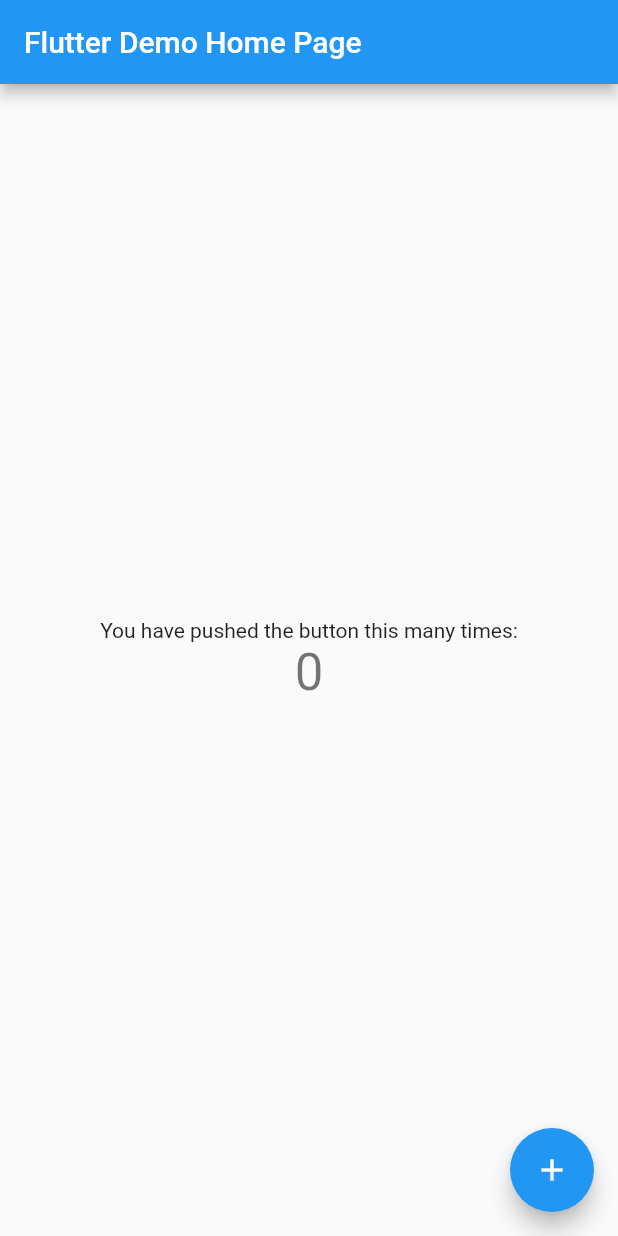
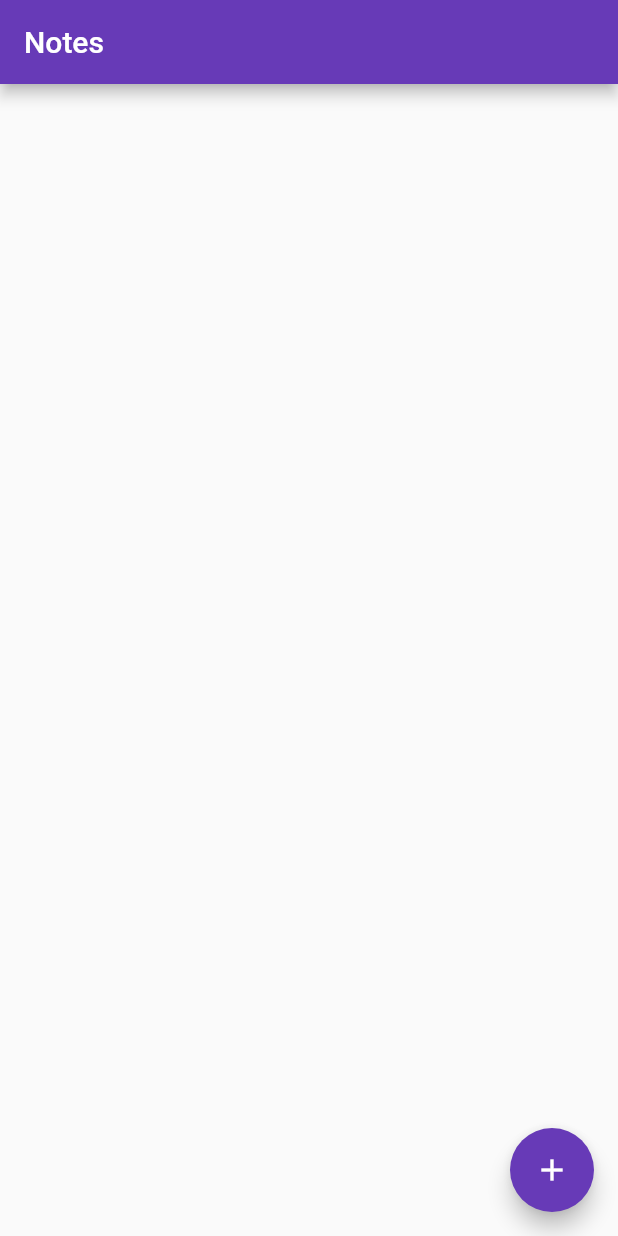
Before and after one commit to ab-rohman/flutter_sql_notekeeper, a Flutter app: the screen it shows after launch, on a phone screen of 412 x 824 dp. Run offline on Flutter 3.47's test engine with Material 2 defaults, Android fonts, the light colour scheme and no system bars.

Commit message:
create NoteListView

```diff
--- a/lib/main.dart
+++ b/lib/main.dart
@@ -1,4 +1,6 @@
 import 'package:flutter/material.dart';
+import 'package:flutter_sql_notekeeper/screen/note_detail.dart';
+import 'package:flutter_sql_notekeeper/screen/note_list.dart';
 
 void main() {
   runApp(const MyApp());
@@ -7,109 +9,15 @@
 class MyApp extends StatelessWidget {
   const MyApp({Key? key}) : super(key: key);
 
-  // This widget is the root of your application.
   @override
   Widget build(BuildContext context) {
     return MaterialApp(
-      title: 'Flutter Demo',
+      title: 'NoteKeeper',
+      debugShowCheckedModeBanner: false,
       theme: ThemeData(
-        // This is the theme of your application.
-        //
-        // Try running your application with "flutter run". You'll see the
-        // application has a blue toolbar. Then, without quitting the app, try
-        // changing the primarySwatch below to Colors.green and then invoke
-        // "hot reload" (press "r" in the console where you ran "flutter run",
-        // or simply save your changes to "hot reload" in a Flutter IDE).
-        // Notice that the counter didn't reset back to zero; the application
-        // is not restarted.
-        primarySwatch: Colors.blue,
+        primarySwatch: Colors.deepPurple,
       ),
-      home: const MyHomePage(title: 'Flutter Demo Home Page'),
+      home: NoteList(),
     );
   }
 }
-
-class MyHomePage extends StatefulWidget {
-  const MyHomePage({Key? key, required this.title}) : super(key: key);
-
-  // This widget is the home page of your application. It is stateful, meaning
-  // that it has a State object (defined below) that contains fields that affect
-  // how it looks.
-
-  // This class is the configuration for the state. It holds the values (in this
-  // case the title) provided by the parent (in this case the App widget) and
-  // used by the build method of the State. Fields in a Widget subclass are
-  // always marked "final".
-
-  final String title;
-
-  @override
-  State<MyHomePage> createState() => _MyHomePageState();
-}
-
-class _MyHomePageState extends State<MyHomePage> {
-  int _counter = 0;
-
-  void _incrementCounter() {
-    setState(() {
-      // This call to setState tells the Flutter framework that something has
-      // changed in this State, which causes it to rerun the build method below
-      // so that the display can reflect the updated values. If we changed
-      // _counter without calling setState(), then the build method would not be
-      // called again, and so nothing would appear to happen.
-      _counter++;
-    });
-  }
-
-  @override
-  Widget build(BuildContext context) {
-    // This method is rerun every time setState is called, for instance as done
-    // by the _incrementCounter method above.
-    //
-    // The Flutter framework has been optimized to make rerunning build methods
-    // fast, so that you can just rebuild anything that needs updating rather
-    // than having to individually change instances of widgets.
-    return Scaffold(
-      appBar: AppBar(
-        // Here we take the value from the MyHomePage object that was created by
-        // the App.build method, and use it to set our appbar title.
-        title: Text(widget.title),
-      ),
-      body: Center(
-        // Center is a layout widget. It takes a single child and positions it
-        // in the middle of the parent.
-        child: Column(
-          // Column is also a layout widget. It takes a list of children and
-          // arranges them vertically. By default, it sizes itself to fit its
-          // children horizontally, and tries to be as tall as its parent.
-          //
-          // Invoke "debug painting" (press "p" in the console, choose the
-          // "Toggle Debug Paint" action from the Flutter Inspector in Android
-          // Studio, or the "Toggle Debug Paint" command in Visual Studio Code)
-          // to see the wireframe for each widget.
-          //
-          // Column has various properties to control how it sizes itself and
-          // how it positions its children. Here we use mainAxisAlignment to
-          // center the children vertically; the main axis here is the vertical
-          // axis because Columns are vertical (the cross axis would be
-          // horizontal).
-          mainAxisAlignment: MainAxisAlignment.center,
-          children: <Widget>[
-            const Text(
-              'You have pushed the button this many times:',
-            ),
-            Text(
-              '$_counter',
-              style: Theme.of(context).textTheme.headline4,
-            ),
-          ],
-        ),
-      ),
-      floatingActionButton: FloatingActionButton(
-        onPressed: _incrementCounter,
-        tooltip: 'Increment',
-        child: const Icon(Icons.add),
-      ), // This trailing comma makes auto-formatting nicer for build methods.
-    );
-  }
-}
--- /dev/null
+++ b/lib/screen/note_detail.dart
@@ -0,0 +1 @@
+import 'package:flutter/material.dart';
--- /dev/null
+++ b/lib/screen/note_list.dart
@@ -0,0 +1,54 @@
+import 'package:flutter/material.dart';
+
+class NoteList extends StatefulWidget {
+  const NoteList({Key? key}) : super(key: key);
+
+  @override
+  _NoteListState createState() => _NoteListState();
+}
+
+class _NoteListState extends State<NoteList> {
+  int count = 0;
+
+  @override
+  Widget build(BuildContext context) {
+    return Scaffold(
+      appBar: AppBar(
+        title: Text("Notes"),
+      ),
+      body: getNoteList(),
+      floatingActionButton: FloatingActionButton(
+        onPressed: () {
+          debugPrint('FAB CLICKED');
+        },
+        tooltip: 'AddNote',
+        child: Icon(Icons.add),
+      ),
+    );
+  }
+
+  ListView getNoteList() {
+    TextStyle? titleStyle = Theme.of(context).textTheme.headline6;
+    return ListView.builder(
+      itemCount: count,
+      itemBuilder: (BuildContext context, int position) {
+        return Card(
+          color: Colors.white,
+          elevation: 2.0,
+          child: ListTile(
+            leading: CircleAvatar(
+              backgroundColor: Colors.yellow,
+              child: Icon(Icons.keyboard_arrow_right),
+            ),
+            title: Text('Dummy Title', style: titleStyle),
+            subtitle: Text('dummy date'),
+            trailing: Icon(Icons.delete, color: Colors.grey),
+            onTap: () {
+              debugPrint("bisa");
+            },
+          ),
+        );
+      },
+    );
+  }
+}
```
